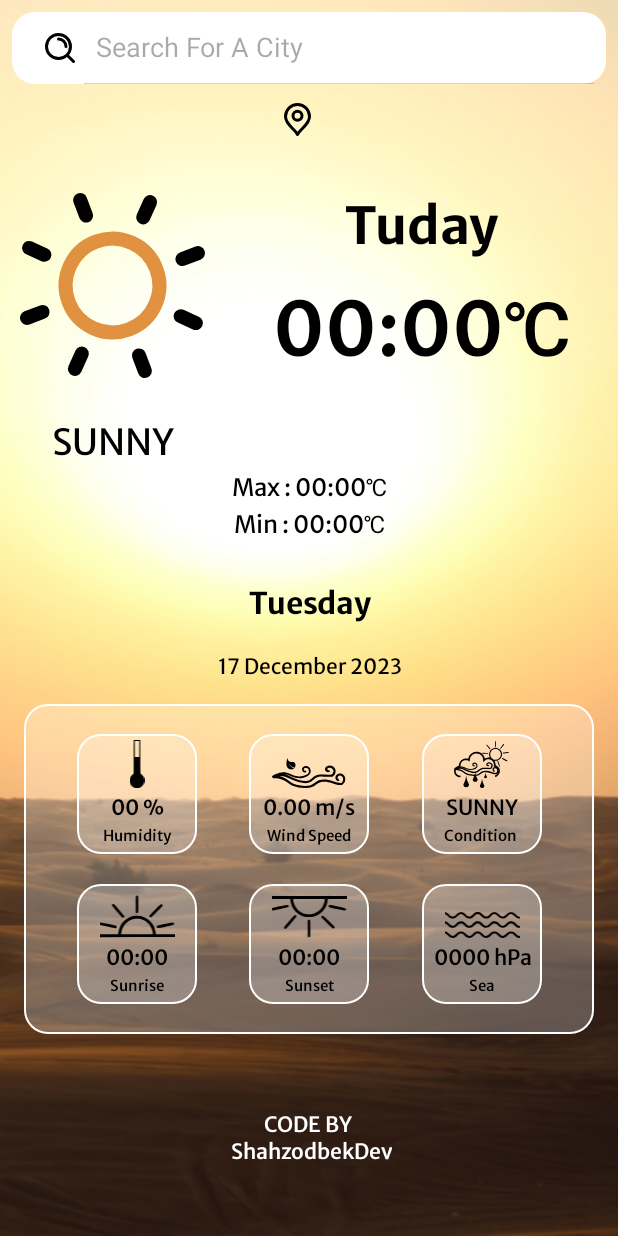
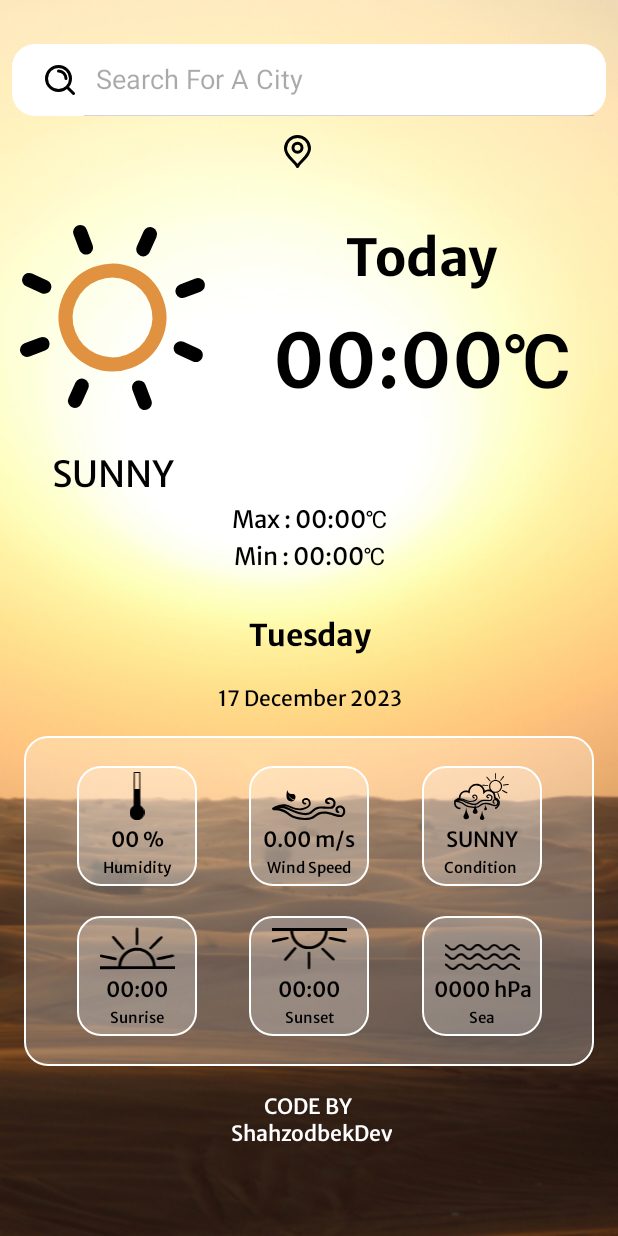
Before and after one commit to ShahzodbekDev/WeatherApp, an Android app: the layout activity_main.xml on its own in the app's theme, with its tools: preview values and no code run, on a phone screen of 412 x 824 dp. Run offline under Robolectric (Android 15) with nearby library versions, the phone set to English and light mode, and no system bars.

Commit message:
Update App

```diff
--- a/app/src/main/java/com/example/weatherapp/MainActivity.kt
+++ b/app/src/main/java/com/example/weatherapp/MainActivity.kt
@@ -41,14 +41,14 @@ class MainActivity : AppCompatActivity() {
 
     private fun fetchWeatherData(citiyName: String) {
 
-        // Your api key so`zining o`rniga siz o`zingiznik api kalitingizni qo`ying
+
 
 
         val retrofir = Retrofit.Builder()
            .addConverterFactory(GsonConverterFactory.create())
            .baseUrl("https://api.openweathermap.org/data/2.5/")
            .build().create(ApiInterface::class.java)
-        val response = retrofir.getWeatherData(citiyName, "Your api key", "metric")
+        val response = retrofir.getWeatherData(citiyName, "718850cb37ae2338817995b173158bb9", "metric")
         response.enqueue(object : Callback<WeatherApp>{
             override fun onResponse(call: Call<WeatherApp>, response: Response<WeatherApp>) {
                 val responseBody = response.body()
--- a/app/src/main/res/layout/activity_main.xml
+++ b/app/src/main/res/layout/activity_main.xml
@@ -5,6 +5,7 @@
     android:layout_width="match_parent"
     android:layout_height="match_parent"
     android:background="@drawable/sunny_background"
+    android:paddingBottom="45dp"
     tools:context=".MainActivity">
 
     <SearchView
@@ -12,7 +13,7 @@
         android:layout_width="0dp"
         android:layout_height="wrap_content"
         android:layout_marginStart="8dp"
-        android:layout_marginTop="8dp"
+        android:layout_marginTop="29dp"
         android:layout_marginEnd="8dp"
         android:background="@drawable/searchviewshape"
         android:iconifiedByDefault="false"
@@ -53,7 +54,7 @@
         android:layout_height="wrap_content"
         android:layout_marginTop="24dp"
         android:fontFamily="@font/merriweathersans_bold"
-        android:text="Tuday"
+        android:text="Today"
         android:textColor="@color/black"
         android:textSize="34sp"
         app:layout_constraintEnd_toEndOf="parent"
--- a/app/src/main/res/values-night/themes.xml
+++ /dev/null
@@ -1,7 +0,0 @@
-<resources xmlns:tools="http://schemas.android.com/tools">
-    <!-- Base application theme. -->
-    <style name="Base.Theme.WeatherApp" parent="Theme.Material3.DayNight.NoActionBar">
-        <!-- Customize your dark theme here. -->
-        <!-- <item name="colorPrimary">@color/my_dark_primary</item> -->
-    </style>
-</resources>
--- a/app/src/main/res/values/themes.xml
+++ b/app/src/main/res/values/themes.xml
@@ -3,6 +3,10 @@
     <style name="Base.Theme.WeatherApp" parent="Theme.Material3.DayNight.NoActionBar">
         <!-- Customize your light theme here. -->
         <!-- <item name="colorPrimary">@color/my_light_primary</item> -->
+
+        <item name="android:statusBarColor" >@android:color/transparent</item>
+
+        <item name="android:windowTranslucentNavigation">true</item>
     </style>
 
     <style name="Theme.WeatherApp" parent="Base.Theme.WeatherApp" />
--- a/build.gradle.kts
+++ b/build.gradle.kts
@@ -1,5 +1,5 @@
 // Top-level build file where you can add configuration options common to all sub-projects/modules.
 plugins {
-    id("com.android.application") version "8.2.0" apply false
+    id("com.android.application") version "8.3.2" apply false
     id("org.jetbrains.kotlin.android") version "1.9.10" apply false
 }
```
Also changed, not shown: app/build.gradle.kts (+4 -3 lines), gradle/wrapper/gradle-wrapper.properties.
